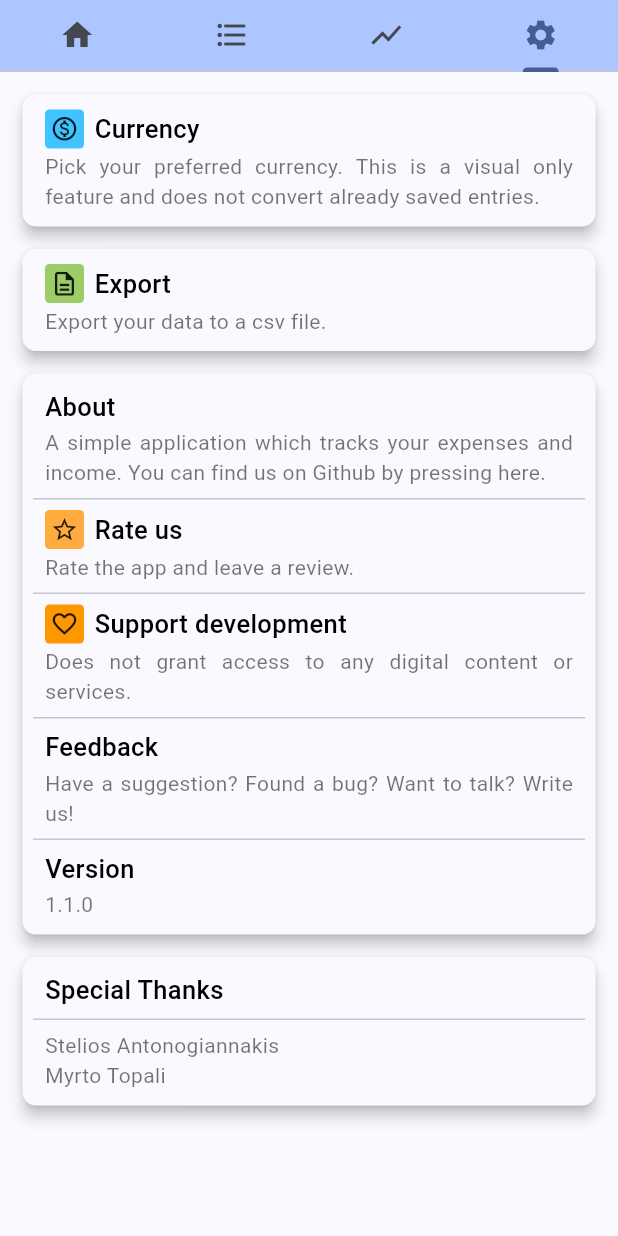
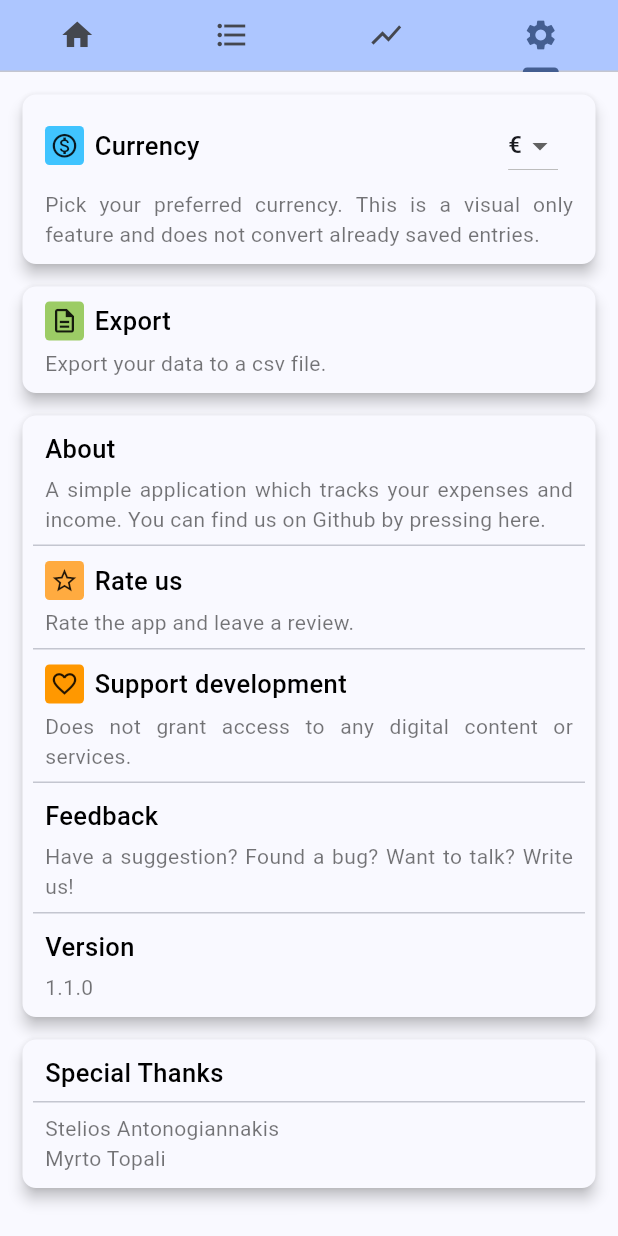
Before and after one commit to Driexus/SimpleMoneyTracker, a Flutter app: the screen it shows after launch, tab 4 chosen, on a phone screen of 412 x 824 dp. Run offline on Flutter 3.47's test engine with Material 3 defaults, Android fonts, the phone set to English and light mode, and no system bars; our stand-ins replace auto_size_text, csv, equatable, flutter_bloc, fluttertoast, material_symbols_icons and 3 more; missing offline and left inert: open_file_plus; accounts and stored records are empty.

Commit message:
Add currency dropdown button. Small fixes.

```diff
--- a/lib/ui/home/home_page.dart
+++ b/lib/ui/home/home_page.dart
@@ -14,6 +14,7 @@ class HomePage extends StatelessWidget {
     final activitiesCubit = context.watch<ActivitiesCubit>();
     final moneyEntryRepo = context.watch<MoneyEntryRepo>();
 
+    // TODO: This causes #63. Removing it from here and passing it to multi bloc provider does not update the ui correctly
     return BlocProvider(
       create: (_) => MoneyEntryBloc(moneyEntryRepo, activitiesCubit),
       child: const EditMoneyEntryPage(forUpdate: false),
--- a/lib/ui/settings/settings_button.dart
+++ b/lib/ui/settings/settings_button.dart
@@ -4,13 +4,16 @@ import '../shared/text/description_text.dart';
 import '../shared/text/header_text.dart';
 
 class SettingsButton extends StatelessWidget {
-  const SettingsButton({super.key, required this.title, this.description, this.iconData, this.iconColor, this.onPress});
+  const SettingsButton({super.key, required this.title, this.description, this.iconData, this.iconColor, this.onPress, this.options, this.selectedOption, this.onOptionPress});
 
   final String title;
   final String? description;
   final IconData? iconData;
   final Color? iconColor;
   final VoidCallback? onPress;
+  final Iterable<String>? options;
+  final String? selectedOption;
+  final ValueChanged<String?>? onOptionPress;
 
   @override
   Widget build(BuildContext context) {
@@ -22,18 +25,36 @@ class SettingsButton extends StatelessWidget {
     }
 
     rowChildren.add(HeaderText(data: title));
+
+    if (options != null) {
+      rowChildren.add(const Expanded(child: SizedBox()));
+      rowChildren.add(
+        DropdownButton<String>(
+          items: options!.map((option) => DropdownMenuItem<String>(value: option, child: Text(option))).toList(),
+          // TODO: Convert to stateful to change state?
+          onChanged: onOptionPress,
+          value: selectedOption,
+        )
+      );
+      rowChildren.add(const SizedBox(width: 10));
+    }
+
     Row row = Row(children: rowChildren);
 
     // Create column children
     List<Widget> columnChildren = [row];
     if (description != null) {
-      columnChildren.add(const SizedBox(height: 2));
+      columnChildren.add(const SizedBox(height: 5));
       columnChildren.add(DescriptionText(data: description!));
     }
 
     // Build button
     return InkWell(
+      // Disable press colors if onPress is not registered
+      splashColor: onPress == null ? Colors.transparent : null,
+      highlightColor: onPress == null ? Colors.transparent : null,
       onTap: onPress,
+      canRequestFocus: false,
       child: Padding(
         padding: const EdgeInsets.symmetric(horizontal: 15),
         child: Column(
--- a/lib/ui/settings/settings_page.dart
+++ b/lib/ui/settings/settings_page.dart
@@ -1,5 +1,6 @@
 import 'package:flutter/material.dart';
 import 'package:flutter_bloc/flutter_bloc.dart';
+import 'package:simplemoneytracker/model/currency.dart';
 import 'package:simplemoneytracker/model/money_entry.dart';
 import 'package:simplemoneytracker/repos/money_entry_repo.dart';
 import 'package:simplemoneytracker/ui/settings/csv_exporter.dart';
@@ -36,7 +37,9 @@ class SettingsPage extends StatelessWidget {
                     description: "Pick your preferred currency. This is a visual only feature and does not convert already saved entries.",
                     iconData: Icons.monetization_on_outlined,
                     iconColor: Colors.lightBlueAccent,
-                    onPress: () => (),
+                    options: Currency.values.map((currency) => currency.symbol),
+                    selectedOption: Currency.euro.symbol, // TODO: Get from preferences
+                    onOptionPress: (option) => (),
                   )
                 ]
             ),
@@ -79,10 +82,9 @@ class SettingsPage extends StatelessWidget {
                     description: "Have a suggestion? Found a bug? Want to talk? Write us!",
                     onPress: () => launchUrl(Uri.parse("mailto:toliasdimitris@gmail.com")),
                   ),
-                  SettingsButton(
+                  const SettingsButton(
                     title: "Version",
                     description: "1.1.0", // TODO: Dynamic (not with info plus)
-                    onPress: () => (),
                   ),
                 ]
             ),
--- a/lib/ui/settings/settings_panel.dart
+++ b/lib/ui/settings/settings_panel.dart
@@ -14,7 +14,9 @@ class SettingsPanel extends StatelessWidget {
     return ElevatedMaterial(
       child: Column(
           children: buttons.interpolateWidget(
-            const SettingsDivider()
+            const Column(
+              children: [SettingsDivider(), SizedBox(height: 3)],
+            )
           )
       )
     );
```
Lines whose indentation alone changed are shown as unchanged.
